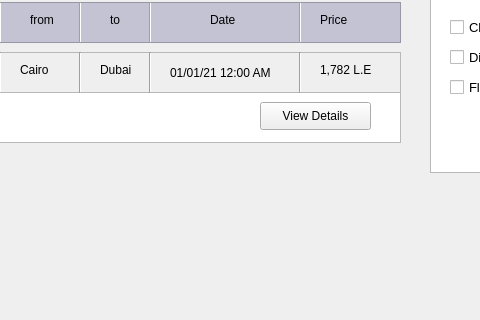
Abdelrahman-Shorim/FlightApp, file availableflights.ui: the form before one commit; both pictures show x 220 to 700 and y 328 to 648 of the 964 by 648 pixel window.
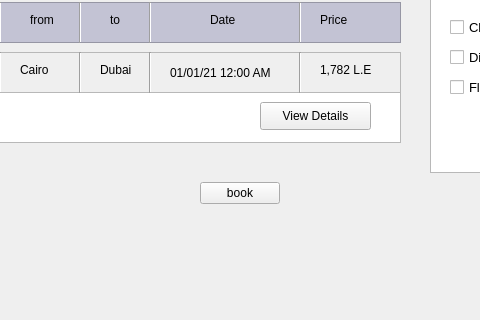
The form after the commit.

Diff of the .ui file:
```diff
--- a/availableflights.ui
+++ b/availableflights.ui
@@ -622,6 +622,19 @@
     <string>Back</string>
    </property>
   </widget>
+  <widget class="QPushButton" name="book">
+   <property name="geometry">
+    <rect>
+     <x>420</x>
+     <y>510</y>
+     <width>80</width>
+     <height>22</height>
+    </rect>
+   </property>
+   <property name="text">
+    <string>book</string>
+   </property>
+  </widget>
   <zorder>listView_3</zorder>
   <zorder>listView_2</zorder>
   <zorder>tableView</zorder>
```
Left out of the diff: 5 changed lines with no effect on the pictures.
